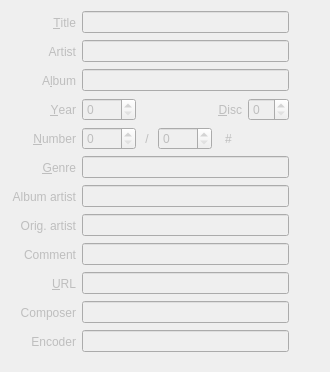
Qt form ui/basictags.ui (sjuvonen/coquillo) before a commit.
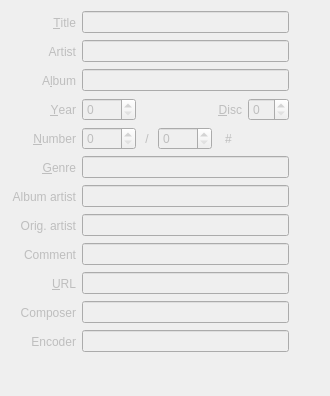
The same form after that commit. Icons and pictures are not drawn.

```diff
--- a/ui/basictags.ui
+++ b/ui/basictags.ui
@@ -10,7 +10,7 @@
     <x>0</x>
     <y>0</y>
     <width>330</width>
-    <height>372</height>
+    <height>396</height>
    </rect>
   </property>
   <property name="minimumSize">
```
Left out of the diff: 34 changed lines with no effect on the pictures.
